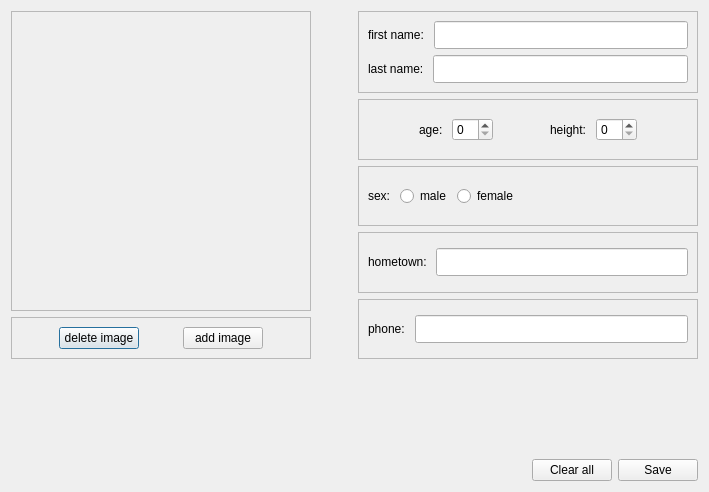
Sautenko-Andrey/CoachApp, file BVCoach/addplayer.ui: the form before one commit.
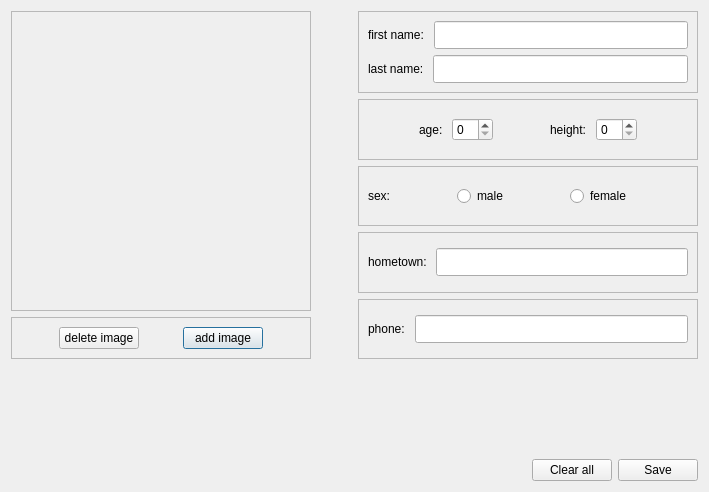
The form after the commit.

Patch:
```diff
--- a/BVCoach/addplayer.ui
+++ b/BVCoach/addplayer.ui
@@ -82,6 +82,9 @@
                   <property name="text">
                    <string>delete image</string>
                   </property>
+                  <property name="autoDefault">
+                   <bool>false</bool>
+                  </property>
                  </widget>
                 </item>
                 <item>
@@ -103,7 +106,7 @@
                    <string>add image</string>
                   </property>
                   <property name="autoDefault">
-                   <bool>false</bool>
+                   <bool>true</bool>
                   </property>
                  </widget>
                 </item>
@@ -299,6 +302,19 @@
                   </property>
                  </widget>
                 </item>
+                <item>
+                 <spacer name="horizontalSpacer_11">
+                  <property name="orientation">
+                   <enum>Qt::Horizontal</enum>
+                  </property>
+                  <property name="sizeHint" stdset="0">
+                   <size>
+                    <width>18</width>
+                    <height>20</height>
+                   </size>
+                  </property>
+                 </spacer>
+                </item>
                 <item>
                  <widget class="QRadioButton" name="maleRadioButton">
                   <property name="text">
@@ -306,6 +322,19 @@
                   </property>
                  </widget>
                 </item>
+                <item>
+                 <spacer name="horizontalSpacer_4">
+                  <property name="orientation">
+                   <enum>Qt::Horizontal</enum>
+                  </property>
+                  <property name="sizeHint" stdset="0">
+                   <size>
+                    <width>28</width>
+                    <height>20</height>
+                   </size>
+                  </property>
+                 </spacer>
+                </item>
                 <item>
                  <widget class="QRadioButton" name="femaleRadioButton">
                   <property name="text">
@@ -314,13 +343,13 @@
                  </widget>
                 </item>
                 <item>
-                 <spacer name="horizontalSpacer_4">
+                 <spacer name="horizontalSpacer_10">
                   <property name="orientation">
                    <enum>Qt::Horizontal</enum>
                   </property>
                   <property name="sizeHint" stdset="0">
                    <size>
-                    <width>68</width>
+                    <width>40</width>
                     <height>20</height>
                    </size>
                   </property>
```
Left out of the diff: 3 changed lines with no effect on the pictures.
